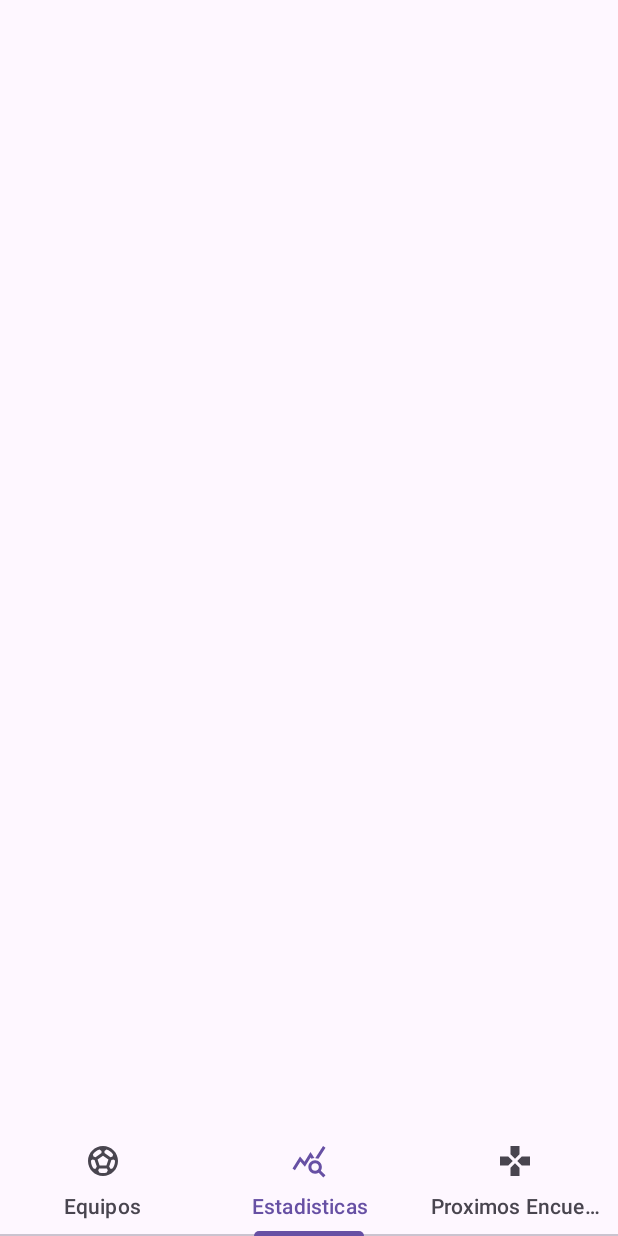
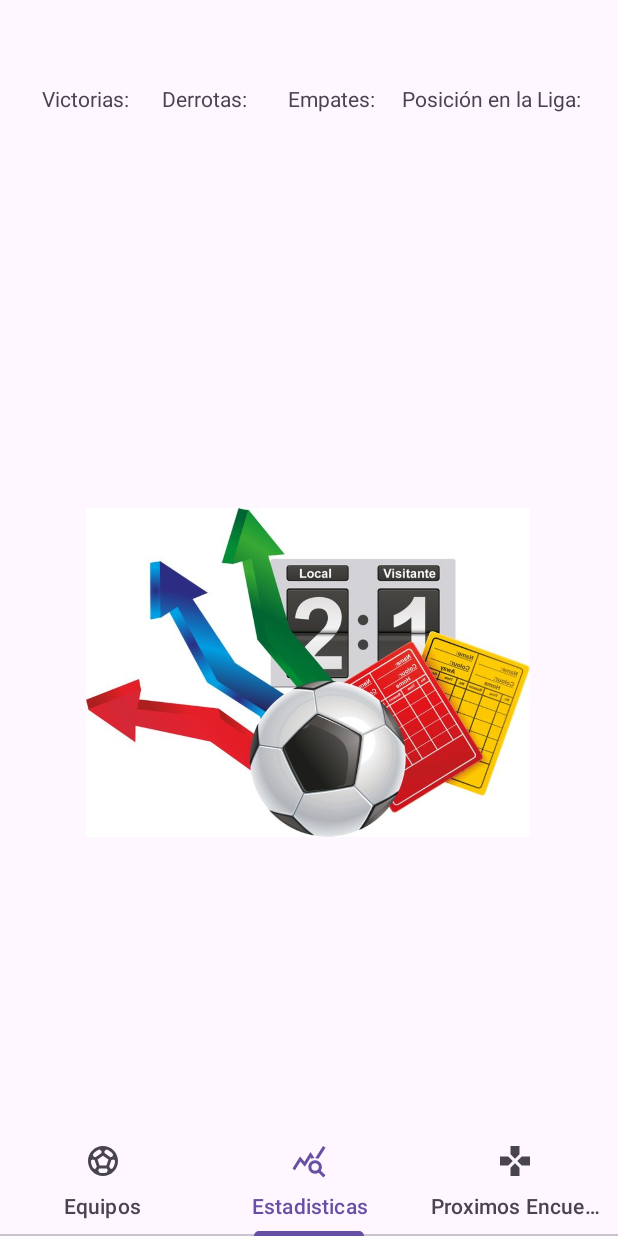
Before and after one commit to Panxho-12/Pancho, an Android app: the fragment Equipos placed in its activity, item 2 of the bottom bar chosen, on a phone screen of 412 x 824 dp. Run offline under Robolectric (Android 15) with nearby library versions, the phone set to English and light mode, and no system bars; our stand-ins replace Firebase (no records; nobody signed in at launch, a user with empty details on screens opened directly).

Commit message:
se avanzo

```diff
--- a/app/src/main/java/MyAdapter.java
+++ /dev/null
@@ -1,3 +0,0 @@
-public class MyAdapter  extends FireBaseRecycle{
-
-}
--- a/app/src/main/java/com/example/pancho/Equipos.java
+++ b/app/src/main/java/com/example/pancho/Equipos.java
@@ -3,10 +3,21 @@ package com.example.pancho;
 import android.os.Bundle;
 
 import androidx.fragment.app.Fragment;
+import androidx.recyclerview.widget.LinearLayoutManager;
+import androidx.recyclerview.widget.RecyclerView;
 
 import android.view.LayoutInflater;
 import android.view.View;
 import android.view.ViewGroup;
+
+import com.google.android.gms.tasks.OnSuccessListener;
+import com.google.firebase.firestore.CollectionReference;
+import com.google.firebase.firestore.FirebaseFirestore;
+import com.google.firebase.firestore.QueryDocumentSnapshot;
+import com.google.firebase.firestore.QuerySnapshot;
+
+import java.util.ArrayList;
+import java.util.List;
 
 /**
  * A simple {@link Fragment} subclass.
@@ -15,8 +26,9 @@ import android.view.ViewGroup;
  */
 public class Equipos extends Fragment {
 
-    // TODO: Rename parameter arguments, choose names that match
-    // the fragment initialization parameters, e.g. ARG_ITEM_NUMBER
+    private List<List_Equipos> equipos;
+    private ListAdapterEquipos listAdapter;
+    private RecyclerView recyclerView;
     private static final String ARG_PARAM1 = "param1";
     private static final String ARG_PARAM2 = "param2";
 
@@ -28,15 +40,6 @@ public class Equipos extends Fragment {
         // Required empty public constructor
     }
 
-    /**
-     * Use this factory method to create a new instance of
-     * this fragment using the provided parameters.
-     *
-     * @param param1 Parameter 1.
-     * @param param2 Parameter 2.
-     * @return A new instance of fragment Equipos.
-     */
-    // TODO: Rename and change types and number of parameters
     public static Equipos newInstance(String param1, String param2) {
         Equipos fragment = new Equipos();
         Bundle args = new Bundle();
@@ -58,7 +61,38 @@ public class Equipos extends Fragment {
     @Override
     public View onCreateView(LayoutInflater inflater, ViewGroup container,
                              Bundle savedInstanceState) {
-        // Inflate the layout for this fragment
-        return inflater.inflate(R.layout.fragment_equipos, container, false);
+        View rootView = inflater.inflate(R.layout.fragment_equipos, container, false);
+        recyclerView = rootView.findViewById(R.id.listRecycleView);
+
+        // Configura el RecyclerView
+        recyclerView.setHasFixedSize(true);
+        recyclerView.setLayoutManager(new LinearLayoutManager(getContext()));
+        ObtenerEquipos();
+        return rootView;
+    }
+
+    public void ObtenerEquipos(){
+        equipos = new ArrayList<>();
+        FirebaseFirestore db = FirebaseFirestore.getInstance();
+        CollectionReference equiposRef = db.collection("equipos");
+
+        equiposRef.get().addOnSuccessListener(new OnSuccessListener<QuerySnapshot>() {
+            @Override
+            public void onSuccess(QuerySnapshot queryDocumentSnapshots) {
+                if (!queryDocumentSnapshots.isEmpty()){
+                    for(QueryDocumentSnapshot documentSnapshot : queryDocumentSnapshots){
+                        List_Equipos equipo = documentSnapshot.toObject(List_Equipos.class);
+                        equipos.add(equipo);
+                    }
+                    listAdapter = new ListAdapterEquipos(equipos,getContext());
+
+                    recyclerView.setAdapter(listAdapter);
+                    listAdapter.setItems(equipos);
+
+                }else{
+                    //No se encontraron datos
+                }
+            }
+        });
     }
 }
--- a/app/src/main/java/com/example/pancho/Estadisticas.java
+++ b/app/src/main/java/com/example/pancho/Estadisticas.java
@@ -7,6 +7,7 @@ import androidx.fragment.app.Fragment;
 import android.view.LayoutInflater;
 import android.view.View;
 import android.view.ViewGroup;
+import android.widget.TextView;
 
 /**
  * A simple {@link Fragment} subclass.
--- a/app/src/main/java/com/example/pancho/MainActivity.java
+++ b/app/src/main/java/com/example/pancho/MainActivity.java
@@ -52,8 +52,8 @@ public class MainActivity extends AppCompatActivity {
     protected void onResume() {
         super.onResume();
         SharedPreferences datos = PreferenceManager.getDefaultSharedPreferences(this);
-        String correo = datos.getString("correo","");
-        if(!correo.equals("")){
+        String correo = datos.getString("correo", "");
+        if (!correo.equals("")) {
             Intent i = new Intent(this, Principal.class);
             startActivity(i);
         }
--- a/app/src/main/res/layout/bottombar.xml
+++ b/app/src/main/res/layout/bottombar.xml
@@ -28,5 +28,7 @@
             android:layout_height="wrap_content"
             android:icon="@drawable/baseline_gamepad_24"
             android:text="@string/proximosgame" />
+
     </com.google.android.material.tabs.TabLayout>
+
 </LinearLayout>
--- a/app/src/main/res/layout/fragment_estadisticas.xml
+++ b/app/src/main/res/layout/fragment_estadisticas.xml
@@ -1,8 +1,62 @@
 <?xml version="1.0" encoding="utf-8"?>
+<!-- fragment_estadisticas.xml -->
 <androidx.constraintlayout.widget.ConstraintLayout xmlns:android="http://schemas.android.com/apk/res/android"
     xmlns:app="http://schemas.android.com/apk/res-auto"
     xmlns:tools="http://schemas.android.com/tools"
     android:layout_width="match_parent"
     android:layout_height="match_parent"
-    android:onClick="huachi1"
-    tools:context=".Estadisticas"/>
+    android:orientation="vertical">
+
+    <TextView
+        android:id="@+id/textViewVictorias"
+        android:layout_width="wrap_content"
+        android:layout_height="wrap_content"
+        android:layout_marginStart="28dp"
+        android:layout_marginTop="56dp"
+        android:text="Victorias: "
+        app:layout_constraintStart_toStartOf="parent"
+        app:layout_constraintTop_toTopOf="parent" />
+
+    <TextView
+        android:id="@+id/textViewDerrotas"
+        android:layout_width="wrap_content"
+        android:layout_height="wrap_content"
+        android:layout_marginStart="108dp"
+        android:layout_marginTop="56dp"
+        android:text="Derrotas: "
+        app:layout_constraintStart_toStartOf="parent"
+        app:layout_constraintTop_toTopOf="parent" />
+
+    <TextView
+        android:id="@+id/textViewEmpates"
+        android:layout_width="wrap_content"
+        android:layout_height="wrap_content"
+        android:layout_marginStart="192dp"
+        android:layout_marginTop="56dp"
+        android:text="Empates: "
+        app:layout_constraintStart_toStartOf="parent"
+        app:layout_constraintTop_toTopOf="parent" />
+
+    <TextView
+        android:id="@+id/textViewPosicionLiga"
+        android:layout_width="wrap_content"
+        android:layout_height="wrap_content"
+        android:layout_marginStart="268dp"
+        android:layout_marginTop="56dp"
+        android:text="Posición en la Liga: "
+        app:layout_constraintStart_toStartOf="parent"
+        app:layout_constraintTop_toTopOf="parent" />
+
+    <ImageView
+        android:id="@+id/imageView2"
+        android:layout_width="296dp"
+        android:layout_height="395dp"
+        android:src="@drawable/_2f355e359e7c90df9f563ef93553d16"
+        app:layout_constraintBottom_toBottomOf="parent"
+        app:layout_constraintEnd_toEndOf="parent"
+        app:layout_constraintHorizontal_bias="0.495"
+        app:layout_constraintStart_toStartOf="parent"
+        app:layout_constraintTop_toTopOf="parent"
+        app:layout_constraintVertical_bias="0.702" />
+
+</androidx.constraintlayout.widget.ConstraintLayout>
```
Also changed, not shown: app/src/main/java/com/example/pancho/ListAdapterEquipos.java (added, +59 -0 lines), app/src/main/java/com/example/pancho/List_Equipos.java (renamed from app/src/main/java/Equipo.java, +7 -3 lines), app/src/main/res/layout/equipo.xml (deleted, +0 -15 lines), app/src/main/res/layout/fragment_equipos.xml (+29 -1 lines), app/src/main/res/layout/fragment_proximos_encuentros.xml (+12 -1 lines), app/src/main/res/layout/list_equipos.xml (added, +63 -0 lines), app/build.gradle.kts (line endings or trailing spaces).
